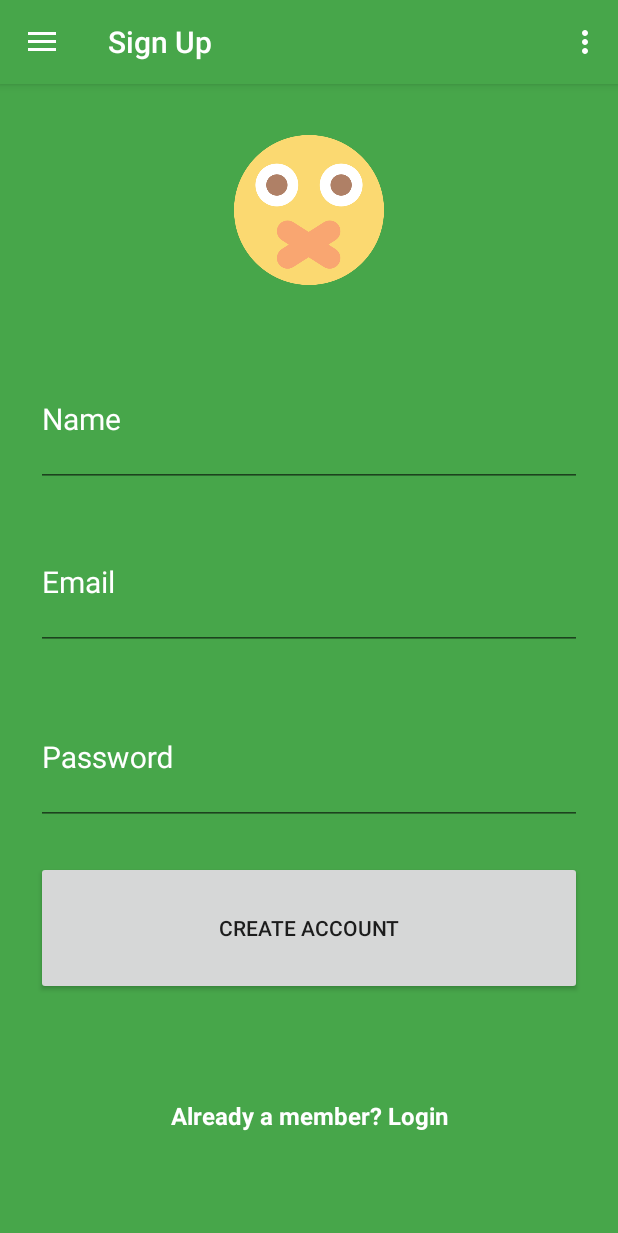
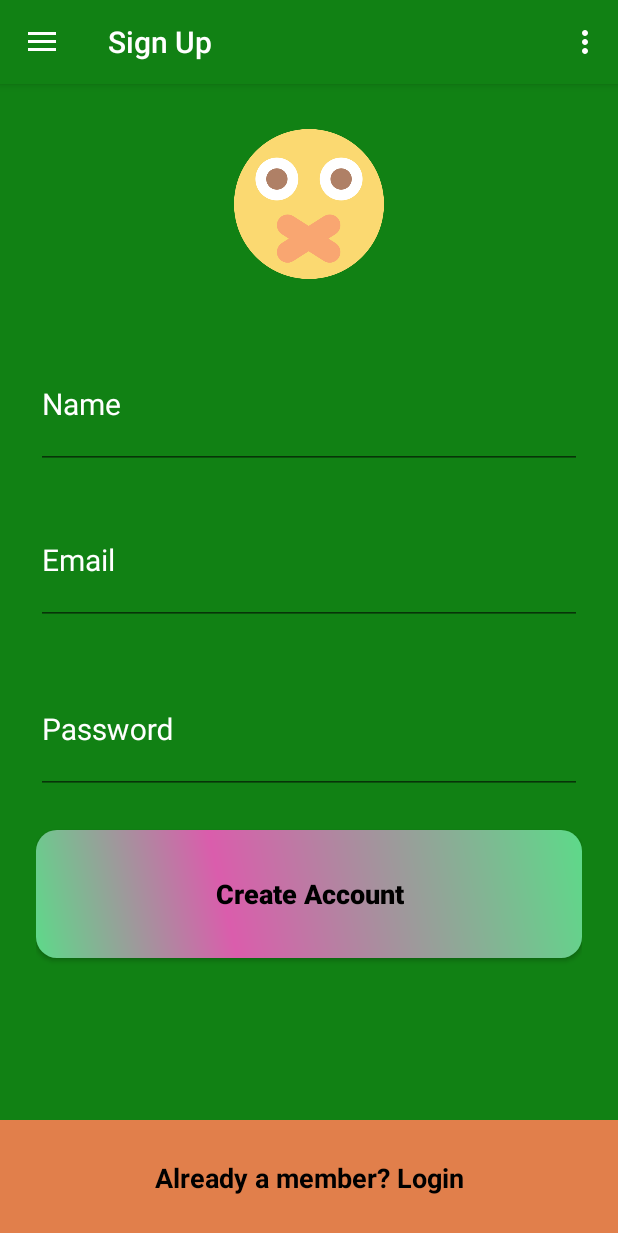
Before and after one commit to Shorif-Uddin-Al-Mahamud/AndroidSecretMessenger, an Android app: the screen it shows after launch (MainActivity), after a tap on "No account yet? Create one", on a phone screen of 412 x 824 dp. Shown: the top 1233 px of the screen. Run offline under Robolectric (Android 15) with nearby library versions, the phone set to English and light mode, and no system bars; our stand-ins replace ButterKnife, Firebase (no records; nobody signed in at launch, a user with empty details on screens opened directly); pictures from the network do not load; 3 other taps on this screen came first.

Commit message:
date : 11 July, 2018 time : 02.05 am

```diff
--- /dev/null
+++ b/app/src/main/res/drawable/btn_bg2.xml
@@ -0,0 +1,26 @@
+<?xml version="1.0" encoding="utf-8"?>
+<shape xmlns:android="http://schemas.android.com/apk/res/android"
+    android:shape="rectangle">
+    <corners android:radius="14dp" />
+    <gradient
+        android:angle="45"
+        android:centerColor="#da5dac"
+        android:centerX="35%"
+        android:endColor="#FF5DDA89"
+        android:startColor="#FF5DDA89"
+        android:type="linear" />
+    <padding
+        android:bottom="0dp"
+        android:left="0dp"
+        android:right="0dp"
+        android:top="0dp" />
+    <size
+        android:width="100dp"
+        android:height="40dp" />
+
+    <stroke
+        android:width="0dp"
+        android:color="#FFF" />
+
+
+</shape>
--- a/app/src/main/res/drawable/ic_send.xml
+++ b/app/src/main/res/drawable/ic_send.xml
@@ -4,6 +4,6 @@
         android:viewportWidth="24.0"
         android:viewportHeight="24.0">
     <path
-        android:fillColor="#ea6207"
+        android:fillColor="#df7751"
         android:pathData="M2.01,21L23,12 2.01,3 2,10l15,2 -15,2z"/>
 </vector>
--- a/app/src/main/res/layout/fragment_sign_up.xml
+++ b/app/src/main/res/layout/fragment_sign_up.xml
@@ -4,7 +4,13 @@
     android:layout_height="match_parent"
     android:background="@color/colorPrimary"
     android:orientation="vertical"
+    android:weightSum="10"
    >
+
+<LinearLayout
+    android:layout_width="match_parent"
+    android:layout_height="0dp"
+    android:layout_weight="9">
 
 
     <LinearLayout
@@ -100,24 +106,42 @@
             android:id="@+id/btn_signup"
             android:layout_width="match_parent"
             android:layout_height="0dp"
-            android:layout_marginBottom="24dp"
+            android:background="@drawable/btn_bg2"
             android:layout_marginTop="24dp"
             android:layout_weight="1.6"
-            android:padding="12dp"
+            android:textStyle="bold"
+            android:padding="1dp"
+            android:textColor="#000"
+            android:textSize="18sp"
+            android:textAllCaps="false"
             android:text="Create Account" />
+
+
+
+    </LinearLayout>
+
+
+</LinearLayout>
+
+
+    <LinearLayout
+        android:layout_width="match_parent"
+        android:layout_height="0dp"
+        android:background="#e17f4b"
+        android:layout_weight="1">
+
 
         <TextView
             android:id="@+id/link_login"
             android:layout_width="match_parent"
-            android:layout_height="0dp"
-            android:layout_marginBottom="24dp"
-            android:layout_weight="2"
+            android:layout_height="match_parent"
             android:gravity="center"
             android:text="Already a member? Login"
-            android:textColor="#fff"
-            android:textSize="16dip"
+            android:textColor="#000"
+            android:textSize="18dp"
             android:textStyle="bold" />
 
+
+
     </LinearLayout>
-
 </LinearLayout>
--- a/app/src/main/res/values/colors.xml
+++ b/app/src/main/res/values/colors.xml
@@ -1,6 +1,6 @@
 <?xml version="1.0" encoding="utf-8"?>
 <resources>
-    <color name="colorPrimary">#47A64A</color>
+    <color name="colorPrimary">#118114</color>
     <color name="colorPrimaryDark">#47A64A</color>
     <color name="colorAccent">#a71e29</color>
 </resources>
--- a/build.gradle
+++ b/build.gradle
@@ -7,7 +7,7 @@ buildscript {
         jcenter()
     }
     dependencies {
-        classpath 'com.android.tools.build:gradle:3.1.2'
+        classpath 'com.android.tools.build:gradle:3.1.3'
         classpath 'com.google.gms:google-services:3.2.0'
 
 
```
Also changed, not shown: app/src/main/java/com/example/my_pc/secretmessenger/activity/BaseActivity.java (added, +52 -0 lines), app/src/main/java/com/example/my_pc/secretmessenger/activity/ChatActivity.java (+92 -10 lines), app/src/main/java/com/example/my_pc/secretmessenger/activity/ChatSettingActivity.java (+33 -5 lines), app/src/main/res/drawable/edit_text_bg.xml (+4 -4 lines), app/src/main/res/layout/activity_chat.xml (+18 -17 lines), app/src/main/res/layout/fragment_log_in.xml (+24 -12 lines), app/src/main/res/layout/get_key_alert_dialog.xml (added, +20 -0 lines).
